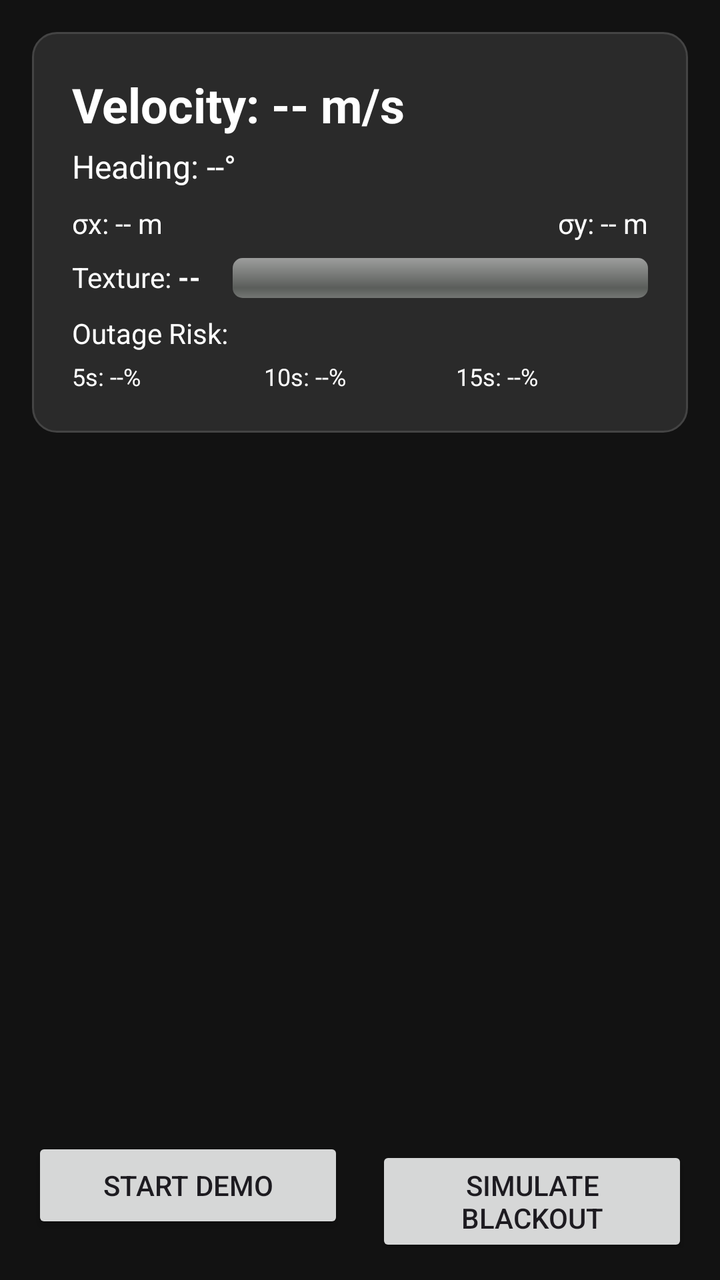
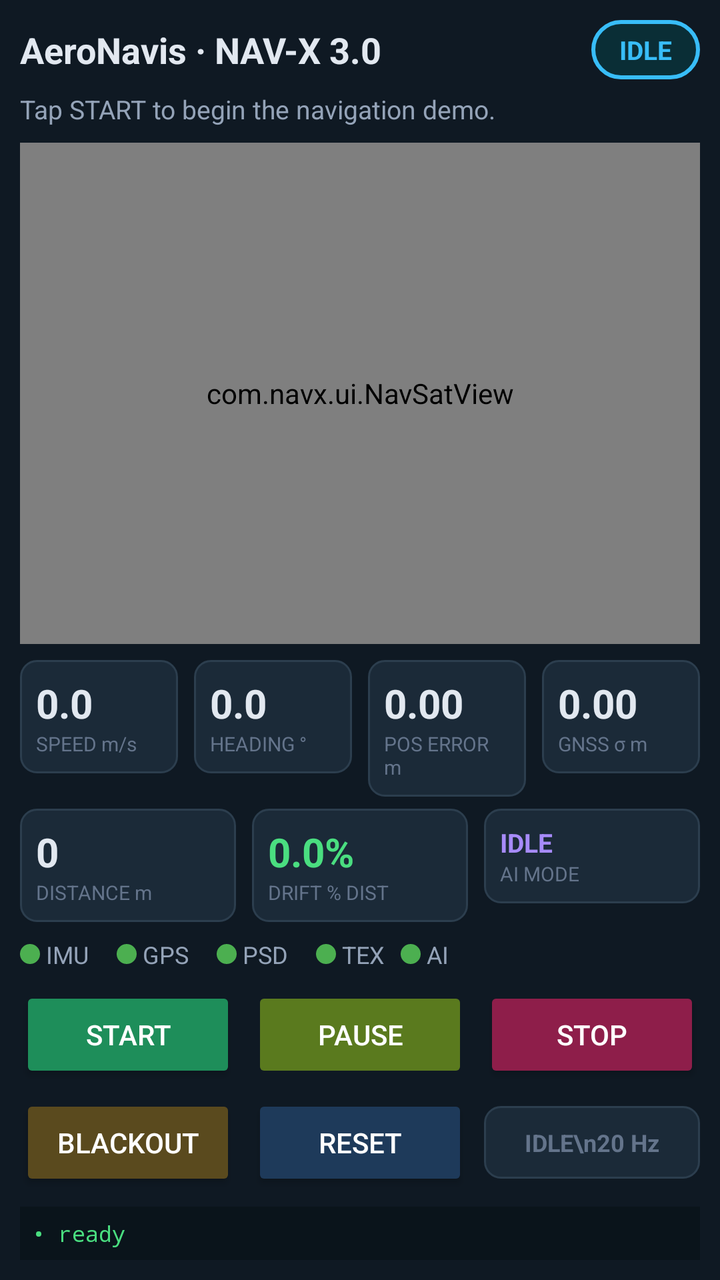

Compare the two renders of this Android layout. The source of the first and the diff that turns it into the second are given below.
<!-- AndroidManifest.xml: activity theme Theme.NavX.NoActionBar -->
<!-- res/layout/activity_main.xml -->
<?xml version="1.0" encoding="utf-8"?>
<androidx.constraintlayout.widget.ConstraintLayout xmlns:android="http://schemas.android.com/apk/res/android"
    xmlns:app="http://schemas.android.com/apk/res-auto"
    xmlns:tools="http://schemas.android.com/tools"
    android:layout_width="match_parent"
    android:layout_height="match_parent"
    android:background="#121212"
    tools:context=".ui.MainActivity">

    <LinearLayout
        android:layout_width="0dp"
        android:layout_height="wrap_content"
        android:orientation="vertical"
        android:padding="20dp"
        android:layout_margin="16dp"
        android:background="@drawable/dashboard_bg"
        app:layout_constraintTop_toTopOf="parent"
        app:layout_constraintStart_toStartOf="parent"
        app:layout_constraintEnd_toEndOf="parent">

        <TextView
            android:id="@+id/tvVelocity"
            android:layout_width="wrap_content"
            android:layout_height="wrap_content"
            android:text="Velocity: -- m/s"
            android:textSize="24sp"
            android:textStyle="bold"
            android:textColor="@android:color/white" />

        <TextView
            android:id="@+id/tvHeading"
            android:layout_width="wrap_content"
            android:layout_height="wrap_content"
            android:layout_marginTop="4dp"
            android:text="Heading: --°"
            android:textSize="16sp"
            android:textColor="@android:color/white" />

        <LinearLayout
            android:layout_width="match_parent"
            android:layout_height="wrap_content"
            android:orientation="horizontal"
            android:layout_marginTop="8dp">
            <TextView
                android:id="@+id/tvStdX"
                android:layout_width="0dp"
                android:layout_height="wrap_content"
                android:layout_weight="1"
                android:text="σx: -- m"
                android:textSize="14sp"
                android:textColor="@android:color/white" />
            <TextView
                android:id="@+id/tvStdY"
                android:layout_width="0dp"
                android:layout_height="wrap_content"
                android:layout_weight="1"
                android:text="σy: -- m"
                android:textSize="14sp"
                android:textColor="@android:color/white"
                android:gravity="end" />
        </LinearLayout>

        <LinearLayout
            android:layout_width="match_parent"
            android:layout_height="wrap_content"
            android:orientation="horizontal"
            android:layout_marginTop="8dp">
            <TextView
                android:layout_width="wrap_content"
                android:layout_height="wrap_content"
                android:text="Texture: "
                android:textSize="14sp"
                android:textColor="@android:color/white" />
            <TextView
                android:id="@+id/tvTexture"
                android:layout_width="wrap_content"
                android:layout_height="wrap_content"
                android:text="--"
                android:textSize="14sp"
                android:textStyle="bold"
                android:textColor="@android:color/white" />
            <ProgressBar
                android:id="@+id/pbTextureConfidence"
                style="@android:style/Widget.ProgressBar.Horizontal"
                android:layout_width="0dp"
                android:layout_height="wrap_content"
                android:layout_weight="1"
                android:layout_marginStart="16dp"
                android:max="100"
                android:progress="0" />
        </LinearLayout>

        <LinearLayout
            android:layout_width="match_parent"
            android:layout_height="wrap_content"
            android:orientation="vertical"
            android:layout_marginTop="8dp">
            <TextView
                android:layout_width="wrap_content"
                android:layout_height="wrap_content"
                android:text="Outage Risk:"
                android:textSize="14sp"
                android:textColor="@android:color/white" />
            <LinearLayout
                android:layout_width="match_parent"
                android:layout_height="wrap_content"
                android:orientation="horizontal"
                android:layout_marginTop="4dp">
                <TextView
                    android:id="@+id/tvOutage5s"
                    android:layout_width="0dp"
                    android:layout_height="wrap_content"
                    android:layout_weight="1"
                    android:text="5s: --%"
                    android:textSize="12sp"
                    android:textColor="@android:color/white" />
                <TextView
                    android:id="@+id/tvOutage10s"
                    android:layout_width="0dp"
                    android:layout_height="wrap_content"
                    android:layout_weight="1"
                    android:text="10s: --%"
                    android:textSize="12sp"
                    android:textColor="@android:color/white" />
                <TextView
                    android:id="@+id/tvOutage15s"
                    android:layout_width="0dp"
                    android:layout_height="wrap_content"
                    android:layout_weight="1"
                    android:text="15s: --%"
                    android:textSize="12sp"
                    android:textColor="@android:color/white" />
            </LinearLayout>
        </LinearLayout>
    </LinearLayout>

    <LinearLayout
        android:id="@+id/demoControls"
        android:layout_width="0dp"
        android:layout_height="wrap_content"
        android:orientation="horizontal"
        android:layout_margin="16dp"
        app:layout_constraintBottom_toBottomOf="parent"
        app:layout_constraintEnd_toEndOf="parent"
        app:layout_constraintStart_toStartOf="parent">

        <Button
            android:id="@+id/btnStartDemo"
            android:layout_width="0dp"
            android:layout_height="wrap_content"
            android:layout_weight="1"
            android:layout_marginEnd="8dp"
            android:text="Start Demo" />
        <Button
            android:id="@+id/btnSimulateBlackout"
            android:layout_width="0dp"
            android:layout_height="wrap_content"
            android:layout_weight="1"
            android:layout_marginStart="8dp"
            android:text="Simulate Blackout" />
    </LinearLayout>

</androidx.constraintlayout.widget.ConstraintLayout>
<!-- resources referenced by this layout -->
<resources>
  <!-- drawable dashboard_bg (drawable) -->
  <?xml version="1.0" encoding="utf-8"?>
  <shape xmlns:android="http://schemas.android.com/apk/res/android"
      android:shape="rectangle">
      <solid android:color="#2A2A2A" />
      <corners android:radius="12dp" />
      <stroke android:width="1dp" android:color="#444444" />
  </shape>
  <style name="Theme.NavX.NoActionBar" parent="Theme.NavX">
          <item name="windowActionBar">false</item>
          <item name="windowNoTitle">true</item>
          <item name="android:windowFullscreen">true</item>
      </style>
  <style name="Theme.NavX" parent="Theme.Material3.DayNight.NoActionBar">
          <item name="colorPrimary">@color/purple_500</item>
          <item name="colorPrimaryVariant">@color/purple_700</item>
          <item name="colorOnPrimary">@color/white</item>
          <item name="colorSecondary">@color/teal_200</item>
          <item name="colorSecondaryVariant">@color/teal_700</item>
          <item name="colorOnSecondary">@color/black</item>
          <item name="android:statusBarColor">?attr/colorPrimaryVariant</item>
      </style>
  <color name="purple_500">#FF6200EE</color>
  <color name="purple_700">#FF3700B3</color>
  <color name="white">#FFFFFFFF</color>
  <color name="teal_200">#FF03DAC5</color>
  <color name="teal_700">#FF018786</color>
  <color name="black">#FF000000</color>
</resources>

<!-- the commit's change to res/layout/activity_main.xml (unified diff, before → after) -->
@@ -1,163 +1,403 @@
 <?xml version="1.0" encoding="utf-8"?>
-<androidx.constraintlayout.widget.ConstraintLayout xmlns:android="http://schemas.android.com/apk/res/android"
-    xmlns:app="http://schemas.android.com/apk/res-auto"
+<LinearLayout xmlns:android="http://schemas.android.com/apk/res/android"
     xmlns:tools="http://schemas.android.com/tools"
     android:layout_width="match_parent"
     android:layout_height="match_parent"
-    android:background="#121212"
+    android:orientation="vertical"
+    android:background="#0F1923"
+    android:padding="10dp"
     tools:context=".ui.MainActivity">
 
-    <LinearLayout
-        android:layout_width="0dp"
-        android:layout_height="wrap_content"
-        android:orientation="vertical"
-        android:padding="20dp"
-        android:layout_margin="16dp"
-        android:background="@drawable/dashboard_bg"
-        app:layout_constraintTop_toTopOf="parent"
-        app:layout_constraintStart_toStartOf="parent"
-        app:layout_constraintEnd_toEndOf="parent">
-
-        <TextView
-            android:id="@+id/tvVelocity"
-            android:layout_width="wrap_content"
-            android:layout_height="wrap_content"
-            android:text="Velocity: -- m/s"
-            android:textSize="24sp"
-            android:textStyle="bold"
-            android:textColor="@android:color/white" />
-
-        <TextView
-            android:id="@+id/tvHeading"
-            android:layout_width="wrap_content"
-            android:layout_height="wrap_content"
-            android:layout_marginTop="4dp"
-            android:text="Heading: --°"
-            android:textSize="16sp"
-            android:textColor="@android:color/white" />
-
-        <LinearLayout
-            android:layout_width="match_parent"
-            android:layout_height="wrap_content"
-            android:orientation="horizontal"
-            android:layout_marginTop="8dp">
-            <TextView
-                android:id="@+id/tvStdX"
-                android:layout_width="0dp"
-                android:layout_height="wrap_content"
-                android:layout_weight="1"
-                android:text="σx: -- m"
-                android:textSize="14sp"
-                android:textColor="@android:color/white" />
-            <TextView
-                android:id="@+id/tvStdY"
-                android:layout_width="0dp"
-                android:layout_height="wrap_content"
-                android:layout_weight="1"
-                android:text="σy: -- m"
-                android:textSize="14sp"
-                android:textColor="@android:color/white"
-                android:gravity="end" />
-        </LinearLayout>
-
-        <LinearLayout
-            android:layout_width="match_parent"
-            android:layout_height="wrap_content"
-            android:orientation="horizontal"
-            android:layout_marginTop="8dp">
-            <TextView
-                android:layout_width="wrap_content"
-                android:layout_height="wrap_content"
-                android:text="Texture: "
-                android:textSize="14sp"
-                android:textColor="@android:color/white" />
-            <TextView
-                android:id="@+id/tvTexture"
-                android:layout_width="wrap_content"
-                android:layout_height="wrap_content"
-                android:text="--"
-                android:textSize="14sp"
-                android:textStyle="bold"
-                android:textColor="@android:color/white" />
-            <ProgressBar
-                android:id="@+id/pbTextureConfidence"
-                style="@android:style/Widget.ProgressBar.Horizontal"
-                android:layout_width="0dp"
-                android:layout_height="wrap_content"
-                android:layout_weight="1"
-                android:layout_marginStart="16dp"
-                android:max="100"
-                android:progress="0" />
-        </LinearLayout>
-
-        <LinearLayout
-            android:layout_width="match_parent"
-            android:layout_height="wrap_content"
-            android:orientation="vertical"
-            android:layout_marginTop="8dp">
-            <TextView
-                android:layout_width="wrap_content"
-                android:layout_height="wrap_content"
-                android:text="Outage Risk:"
-                android:textSize="14sp"
-                android:textColor="@android:color/white" />
-            <LinearLayout
-                android:layout_width="match_parent"
-                android:layout_height="wrap_content"
-                android:orientation="horizontal"
-                android:layout_marginTop="4dp">
-                <TextView
-                    android:id="@+id/tvOutage5s"
-                    android:layout_width="0dp"
-                    android:layout_height="wrap_content"
-                    android:layout_weight="1"
-                    android:text="5s: --%"
-                    android:textSize="12sp"
-                    android:textColor="@android:color/white" />
-                <TextView
-                    android:id="@+id/tvOutage10s"
-                    android:layout_width="0dp"
-                    android:layout_height="wrap_content"
-                    android:layout_weight="1"
-                    android:text="10s: --%"
-                    android:textSize="12sp"
-                    android:textColor="@android:color/white" />
-                <TextView
-                    android:id="@+id/tvOutage15s"
-                    android:layout_width="0dp"
-                    android:layout_height="wrap_content"
-                    android:layout_weight="1"
-                    android:text="15s: --%"
-                    android:textSize="12sp"
-                    android:textColor="@android:color/white" />
-            </LinearLayout>
-        </LinearLayout>
-    </LinearLayout>
-
-    <LinearLayout
-        android:id="@+id/demoControls"
-        android:layout_width="0dp"
+    
+    <LinearLayout
+        android:layout_width="match_parent"
         android:layout_height="wrap_content"
         android:orientation="horizontal"
-        android:layout_margin="16dp"
-        app:layout_constraintBottom_toBottomOf="parent"
-        app:layout_constraintEnd_toEndOf="parent"
-        app:layout_constraintStart_toStartOf="parent">
-
+        android:gravity="center_vertical">
+        <TextView
+            android:layout_width="0dp"
+            android:layout_height="wrap_content"
+            android:layout_weight="1"
+            android:text="AeroNavis · NAV-X 3.0"
+            android:textColor="#E2E8F0"
+            android:textSize="18sp"
+            android:textStyle="bold" />
+        <TextView
+            android:id="@+id/tvModeChip"
+            android:layout_width="wrap_content"
+            android:layout_height="wrap_content"
+            android:background="@drawable/chip_status"
+            android:paddingStart="14dp"
+            android:paddingEnd="14dp"
+            android:paddingTop="6dp"
+            android:paddingBottom="6dp"
+            android:text="IDLE"
+            android:textColor="#38BDF8"
+            android:textSize="13sp"
+            android:textStyle="bold" />
+    </LinearLayout>
+
+    <TextView
+        android:id="@+id/tvStatus"
+        android:layout_width="match_parent"
+        android:layout_height="wrap_content"
+        android:layout_marginTop="6dp"
+        android:text="Tap START to begin the navigation demo."
+        android:textColor="#94A3B8"
+        android:textSize="13sp" />
+
+    
+    <com.navx.ui.NavSatView
+        android:id="@+id/navCanvas"
+        android:layout_width="match_parent"
+        android:layout_height="0dp"
+        android:layout_weight="1"
+        android:layout_marginTop="8dp" />
+
+    
+    <LinearLayout
+        android:layout_width="match_parent"
+        android:layout_height="wrap_content"
+        android:layout_marginTop="8dp"
+        android:orientation="horizontal">
+
+        <LinearLayout
+            android:layout_width="0dp"
+            android:layout_height="wrap_content"
+            android:layout_weight="1"
+            android:layout_marginEnd="4dp"
+            android:background="@drawable/card_metric"
+            android:orientation="vertical"
+            android:padding="8dp">
+            <TextView
+                android:id="@+id/tvSpeed"
+                android:layout_width="wrap_content"
+                android:layout_height="wrap_content"
+                android:text="0.0"
+                android:textColor="#E2E8F0"
+                android:textSize="20sp"
+                android:textStyle="bold" />
+            <TextView
+                android:layout_width="wrap_content"
+                android:layout_height="wrap_content"
+                android:text="SPEED m/s"
+                android:textColor="#64748B"
+                android:textSize="10sp" />
+        </LinearLayout>
+
+        <LinearLayout
+            android:layout_width="0dp"
+            android:layout_height="wrap_content"
+            android:layout_weight="1"
+            android:layout_marginStart="4dp"
+            android:layout_marginEnd="4dp"
+            android:background="@drawable/card_metric"
+            android:orientation="vertical"
+            android:padding="8dp">
+            <TextView
+                android:id="@+id/tvHeading"
+                android:layout_width="wrap_content"
+                android:layout_height="wrap_content"
+                android:text="0.0"
+                android:textColor="#E2E8F0"
+                android:textSize="20sp"
+                android:textStyle="bold" />
+            <TextView
+                android:layout_width="wrap_content"
+                android:layout_height="wrap_content"
+                android:text="HEADING °"
+                android:textColor="#64748B"
+                android:textSize="10sp" />
+        </LinearLayout>
+
+        <LinearLayout
+            android:layout_width="0dp"
+            android:layout_height="wrap_content"
+            android:layout_weight="1"
+            android:layout_marginStart="4dp"
+            android:layout_marginEnd="4dp"
+            android:background="@drawable/card_metric"
+            android:orientation="vertical"
+            android:padding="8dp">
+            <TextView
+                android:id="@+id/tvPosErr"
+                android:layout_width="wrap_content"
+                android:layout_height="wrap_content"
+                android:text="0.00"
+                android:textColor="#E2E8F0"
+                android:textSize="20sp"
+                android:textStyle="bold" />
+            <TextView
+                android:layout_width="wrap_content"
+                android:layout_height="wrap_content"
+                android:text="POS ERROR m"
+                android:textColor="#64748B"
+                android:textSize="10sp" />
+        </LinearLayout>
+
+        <LinearLayout
+            android:layout_width="0dp"
+            android:layout_height="wrap_content"
+            android:layout_weight="1"
+            android:layout_marginStart="4dp"
+            android:background="@drawable/card_metric"
+            android:orientation="vertical"
+            android:padding="8dp">
+            <TextView
+                android:id="@+id/tvSigma"
+                android:layout_width="wrap_content"
+                android:layout_height="wrap_content"
+                android:text="0.00"
+                android:textColor="#E2E8F0"
+                android:textSize="20sp"
+                android:textStyle="bold" />
+            <TextView
+                android:layout_width="wrap_content"
+                android:layout_height="wrap_content"
+                android:text="GNSS σ m"
+                android:textColor="#64748B"
+                android:textSize="10sp" />
+        </LinearLayout>
+    </LinearLayout>
+
+    
+    <LinearLayout
+        android:layout_width="match_parent"
+        android:layout_height="wrap_content"
+        android:layout_marginTop="6dp"
+        android:orientation="horizontal">
+
+        <LinearLayout
+            android:layout_width="0dp"
+            android:layout_height="wrap_content"
+            android:layout_weight="1"
+            android:layout_marginEnd="4dp"
+            android:background="@drawable/card_metric"
+            android:orientation="vertical"
+            android:padding="8dp">
+            <TextView
+                android:id="@+id/tvDist"
+                android:layout_width="wrap_content"
+                android:layout_height="wrap_content"
+                android:text="0"
+                android:textColor="#E2E8F0"
+                android:textSize="20sp"
+                android:textStyle="bold" />
+            <TextView
+                android:layout_width="wrap_content"
+                android:layout_height="wrap_content"
+                android:text="DISTANCE m"
+                android:textColor="#64748B"
+                android:textSize="10sp" />
+        </LinearLayout>
+
+        <LinearLayout
+            android:layout_width="0dp"
+            android:layout_height="wrap_content"
+            android:layout_weight="1"
+            android:layout_marginStart="4dp"
+            android:layout_marginEnd="4dp"
+            android:background="@drawable/card_metric"
+            android:orientation="vertical"
+            android:padding="8dp">
+            <TextView
+                android:id="@+id/tvDrift"
+                android:layout_width="wrap_content"
+                android:layout_height="wrap_content"
+                android:text="0.0%"
+                android:textColor="#4ADE80"
+                android:textSize="20sp"
+                android:textStyle="bold" />
+            <TextView
+                android:layout_width="wrap_content"
+                android:layout_height="wrap_content"
+                android:text="DRIFT % DIST"
+                android:textColor="#64748B"
+                android:textSize="10sp" />
+        </LinearLayout>
+
+        <LinearLayout
+            android:layout_width="0dp"
+            android:layout_height="wrap_content"
+            android:layout_weight="1"
+            android:layout_marginStart="4dp"
+            android:background="@drawable/card_metric"
+            android:orientation="vertical"
+            android:padding="8dp">
+            <TextView
+                android:id="@+id/tvAiMode"
+                android:layout_width="wrap_content"
+                android:layout_height="wrap_content"
+                android:text="IDLE"
+                android:textColor="#A78BFA"
+                android:textSize="13sp"
+                android:textStyle="bold" />
+            <TextView
+                android:layout_width="wrap_content"
+                android:layout_height="wrap_content"
+                android:text="AI MODE"
+                android:textColor="#64748B"
+                android:textSize="10sp" />
+        </LinearLayout>
+    </LinearLayout>
+
+    
+    <LinearLayout
+        android:layout_width="match_parent"
+        android:layout_height="wrap_content"
+        android:layout_marginTop="8dp"
+        android:gravity="center_vertical"
+        android:orientation="horizontal">
+        <View
+            android:id="@+id/dotImu"
+            android:layout_width="10dp"
+            android:layout_height="10dp"
+            android:background="@drawable/dot" />
+        <TextView
+            android:layout_width="wrap_content"
+            android:layout_height="wrap_content"
+            android:text=" IMU  "
+            android:textColor="#94A3B8"
+            android:textSize="12sp" />
+        <View
+            android:id="@+id/dotGps"
+            android:layout_width="10dp"
+            android:layout_height="10dp"
+            android:layout_marginStart="8dp"
+            android:background="@drawable/dot" />
+        <TextView
+            android:layout_width="wrap_content"
+            android:layout_height="wrap_content"
+            android:text=" GPS  "
+            android:textColor="#94A3B8"
+            android:textSize="12sp" />
+        <View
+            android:id="@+id/dotPsd"
+            android:layout_width="10dp"
+            android:layout_height="10dp"
+            android:layout_marginStart="8dp"
+            android:background="@drawable/dot" />
+        <TextView
+            android:layout_width="wrap_content"
+            android:layout_height="wrap_content"
+            android:text=" PSD  "
+            android:textColor="#94A3B8"
+            android:textSize="12sp" />
+        <View
+            android:id="@+id/dotTex"
+            android:layout_width="10dp"
+            android:layout_height="10dp"
+            android:layout_marginStart="8dp"
+            android:background="@drawable/dot" />
+        <TextView
+            android:layout_width="wrap_content"
+            android:layout_height="wrap_content"
+            android:text=" TEX"
+            android:textColor="#94A3B8"
+            android:textSize="12sp" />
+        <View
+            android:id="@+id/dotAi"
+            android:layout_width="10dp"
+            android:layout_height="10dp"
+            android:layout_marginStart="8dp"
+            android:background="@drawable/dot" />
+        <TextView
+            android:layout_width="wrap_content"
+            android:layout_height="wrap_content"
+            android:text=" AI"
+            android:textColor="#94A3B8"
+            android:textSize="12sp" />
+    </LinearLayout>
+
+    
+    <LinearLayout
+        android:layout_width="match_parent"
+        android:layout_height="wrap_content"
+        android:layout_marginTop="8dp"
+        android:orientation="horizontal">
         <Button
-            android:id="@+id/btnStartDemo"
-            android:layout_width="0dp"
-            android:layout_height="wrap_content"
-            android:layout_weight="1"
-            android:layout_marginEnd="8dp"
-            android:text="Start Demo" />
+            android:id="@+id/btnStart"
+            android:layout_width="0dp"
+            android:layout_height="wrap_content"
+            android:layout_weight="1"
+            android:layout_marginEnd="4dp"
+            android:backgroundTint="#1E8E5A"
+            android:text="START"
+            android:textColor="#FFFFFF" />
         <Button
-            android:id="@+id/btnSimulateBlackout"
-            android:layout_width="0dp"
-            android:layout_height="wrap_content"
-            android:layout_weight="1"
-            android:layout_marginStart="8dp"
-            android:text="Simulate Blackout" />
-    </LinearLayout>
-
-</androidx.constraintlayout.widget.ConstraintLayout>
+            android:id="@+id/btnPause"
+            android:layout_width="0dp"
+            android:layout_height="wrap_content"
+            android:layout_weight="1"
+            android:layout_marginStart="4dp"
+            android:layout_marginEnd="4dp"
+            android:backgroundTint="#5A7A1E"
+            android:enabled="false"
+            android:text="PAUSE"
+            android:textColor="#FFFFFF" />
+        <Button
+            android:id="@+id/btnStop"
+            android:layout_width="0dp"
+            android:layout_height="wrap_content"
+            android:layout_weight="1"
+            android:layout_marginStart="4dp"
+            android:backgroundTint="#8E1E4A"
+            android:text="STOP"
+            android:textColor="#FFFFFF" />
+    </LinearLayout>
+
+    
+    <LinearLayout
+        android:layout_width="match_parent"
+        android:layout_height="wrap_content"
+        android:layout_marginTop="6dp"
+        android:orientation="horizontal"
+        android:gravity="center_vertical">
+        <Button
+            android:id="@+id/btnBlackout"
+            android:layout_width="0dp"
+            android:layout_height="wrap_content"
+            android:layout_weight="1"
+            android:layout_marginEnd="4dp"
+            android:backgroundTint="#5A4A1E"
+            android:text="BLACKOUT"
+            android:textColor="#FFFFFF" />
+        <Button
+            android:id="@+id/btnReset"
+            android:layout_width="0dp"
+            android:layout_height="wrap_content"
+            android:layout_weight="1"
+            android:layout_marginStart="4dp"
+            android:layout_marginEnd="4dp"
+            android:backgroundTint="#1E3A5A"
+            android:text="RESET"
+            android:textColor="#FFFFFF" />
+        <TextView
+            android:id="@+id/tvLive"
+            android:layout_width="0dp"
+            android:layout_height="wrap_content"
+            android:layout_weight="1"
+            android:layout_marginStart="4dp"
+            android:background="@drawable/card_metric"
+            android:gravity="center"
+            android:padding="10dp"
+            android:text="IDLE\n20 Hz"
+            android:textColor="#64748B"
+            android:textSize="12sp"
+            android:textStyle="bold" />
+    </LinearLayout>
+
+    
+    <TextView
+        android:id="@+id/tvLog"
+        android:layout_width="match_parent"
+        android:layout_height="wrap_content"
+        android:layout_marginTop="8dp"
+        android:background="#0A141B"
+        android:fontFamily="monospace"
+        android:padding="6dp"
+        android:text="&#8226; ready"
+        android:textColor="#4ADE80"
+        android:textSize="11sp" />
+
+</LinearLayout>
<!-- resource entries referenced after the edit -->
@@ -1,12 +1,26 @@
 <!-- resources referenced by this layout -->
 <resources>
-  <!-- drawable dashboard_bg (drawable) -->
+  <!-- drawable card_metric (drawable) -->
   <?xml version="1.0" encoding="utf-8"?>
   <shape xmlns:android="http://schemas.android.com/apk/res/android"
       android:shape="rectangle">
-      <solid android:color="#2A2A2A" />
-      <corners android:radius="12dp" />
-      <stroke android:width="1dp" android:color="#444444" />
+      <solid android:color="#1B2A38" />
+      <corners android:radius="8dp" />
+      <stroke android:width="1dp" android:color="#2C3E4E" />
+  </shape>
+  <!-- drawable chip_status (drawable) -->
+  <?xml version="1.0" encoding="utf-8"?>
+  <shape xmlns:android="http://schemas.android.com/apk/res/android"
+      android:shape="rectangle">
+      <solid android:color="#0A2E36" />
+      <corners android:radius="16dp" />
+      <stroke android:width="2dp" android:color="#38BDF8" />
+  </shape>
+  <!-- drawable dot (drawable) -->
+  <?xml version="1.0" encoding="utf-8"?>
+  <shape xmlns:android="http://schemas.android.com/apk/res/android"
+      android:shape="oval">
+      <solid android:color="#4CAF50" />
   </shape>
   <style name="Theme.NavX.NoActionBar" parent="Theme.NavX">
           <item name="windowActionBar">false</item>
